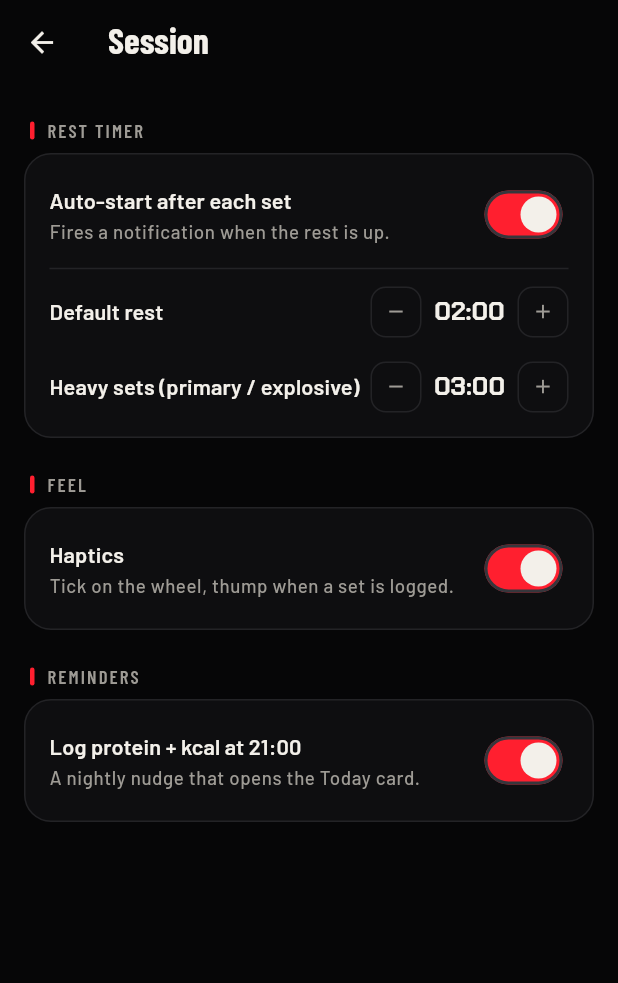
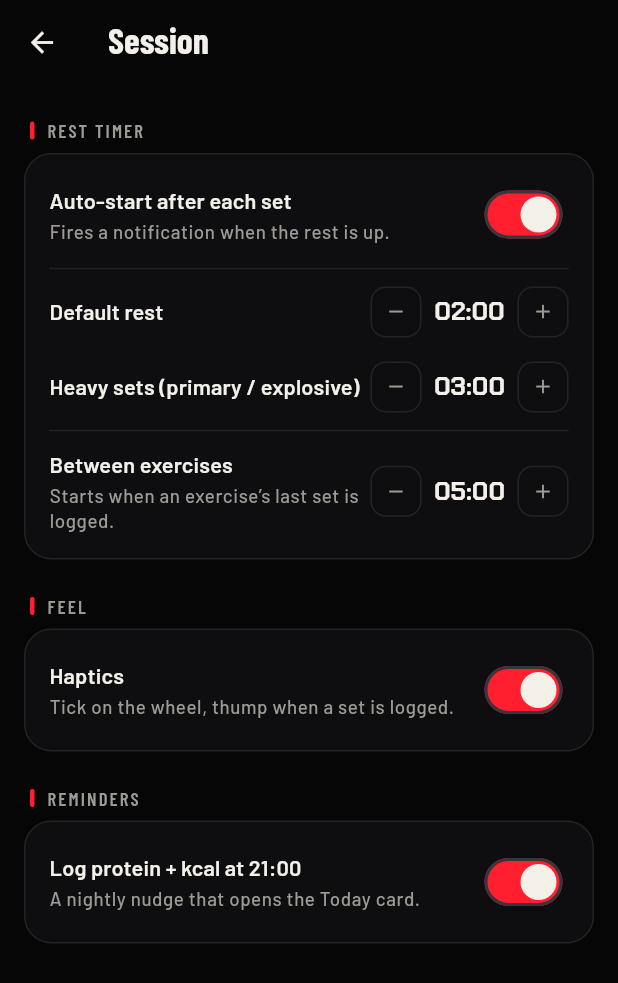
Before and after one commit to ImranJeferly/ironlog, a Flutter app: the screen it shows after launch, item 5 of the bottom bar chosen, after a tap on "Session", on a phone screen of 412 x 824 dp. Shown: the top 983 px of the screen. Run offline on Flutter 3.47's test engine with Material 3 defaults, Android fonts, the phone set to English and light mode, and no system bars; our stand-ins replace cloud_firestore, connectivity_plus, drift, drift_flutter, firebase_auth, firebase_core and 11 more; missing offline and left inert: health; accounts and stored records are empty; generated files the repository leaves out were written again; network calls fail; statements that could not run were skipped.

Commit message:
Rest between exercises (default 5 min)
- New setting rest_seconds_exercise (default 300, Settings › Session,
  30 s steps, 1–15 min)
- Logging an exercise's last set starts the between-exercise rest when
  another exercise remains; the bar and the notification name what's next
- Between-set rests unchanged

Co-Authored-By: Claude Fable 5.1 <noreply@anthropic.com>
Claude-Session: https://claude.ai/code/session_0128VVqX2LjZ82YCP7B53TQw

```diff
--- a/lib/app/providers.dart
+++ b/lib/app/providers.dart
@@ -94,6 +94,9 @@ class SettingsController extends Notifier<AppSettings> {
 
   Future<void> setRestSecondsPrimary(int seconds) =>
       _repo.setRestSecondsPrimary(seconds);
+
+  Future<void> setRestSecondsExercise(int seconds) =>
+      _repo.setRestSecondsExercise(seconds);
 
   Future<void> setHaptics(bool on) async {
     Haptics.enabled = on;
--- a/lib/core/notifications.dart
+++ b/lib/core/notifications.dart
@@ -166,8 +166,7 @@ abstract final class Notifications {
         await restFinished(exerciseName: exerciseName);
         return;
       }
-      final body =
-          exerciseName == null ? 'Next set — go.' : 'Next set: $exerciseName';
+      final body = _restBody(exerciseName);
       try {
         // Exact first: a rest timer that fires minutes late is useless.
         await _plugin.zonedSchedule(
@@ -197,13 +196,23 @@ abstract final class Notifications {
 
   /// Fires the alert immediately — used as the fallback when scheduling isn't
   /// available.
+  /// "Next set: X" between sets; the between-exercise rest passes
+  /// "Next: X" and reads "Next exercise: X".
+  static String _restBody(String? exerciseName) {
+    if (exerciseName == null) return 'Next set — go.';
+    if (exerciseName.startsWith('Next: ')) {
+      return 'Next exercise: ${exerciseName.substring(6)}';
+    }
+    return 'Next set: $exerciseName';
+  }
+
   static Future<void> restFinished({String? exerciseName}) async {
     if (!_ready) await init();
     try {
       await _plugin.show(
         id: _restNotificationId,
         title: 'Rest over',
-        body: exerciseName == null ? 'Next set — go.' : 'Next set: $exerciseName',
+        body: _restBody(exerciseName),
         notificationDetails: _restDetails,
       );
     } on Object catch (e) {
--- a/lib/data/repositories/settings_repository.dart
+++ b/lib/data/repositories/settings_repository.dart
@@ -8,6 +8,7 @@ class AppSettings {
     this.unit = WeightUnit.kg,
     this.restSeconds = 120,
     this.restSecondsPrimary = 180,
+    this.restSecondsExercise = 300,
     this.hapticsEnabled = true,
     this.restTimerEnabled = true,
     this.syncEnabled = true,
@@ -31,6 +32,10 @@ class AppSettings {
 
   /// Heavy primary compounds get a longer default rest.
   final int restSecondsPrimary;
+
+  /// Rest between exercises — started when an exercise's last set is logged
+  /// and there is another exercise still to do. Default 5 minutes.
+  final int restSecondsExercise;
   final bool hapticsEnabled;
   final bool restTimerEnabled;
   final bool syncEnabled;
@@ -68,6 +73,7 @@ class AppSettings {
     WeightUnit? unit,
     int? restSeconds,
     int? restSecondsPrimary,
+    int? restSecondsExercise,
     bool? hapticsEnabled,
     bool? restTimerEnabled,
     bool? syncEnabled,
@@ -87,6 +93,7 @@ class AppSettings {
       unit: unit ?? this.unit,
       restSeconds: restSeconds ?? this.restSeconds,
       restSecondsPrimary: restSecondsPrimary ?? this.restSecondsPrimary,
+      restSecondsExercise: restSecondsExercise ?? this.restSecondsExercise,
       hapticsEnabled: hapticsEnabled ?? this.hapticsEnabled,
       restTimerEnabled: restTimerEnabled ?? this.restTimerEnabled,
       syncEnabled: syncEnabled ?? this.syncEnabled,
@@ -110,6 +117,7 @@ abstract final class SettingKeys {
   static const unit = 'unit';
   static const restSeconds = 'rest_seconds';
   static const restSecondsPrimary = 'rest_seconds_primary';
+  static const restSecondsExercise = 'rest_seconds_exercise';
   static const haptics = 'haptics_enabled';
   static const restTimer = 'rest_timer_enabled';
   static const sync = 'sync_enabled';
@@ -148,6 +156,8 @@ class SettingsRepository {
       restSeconds: int.tryParse(map[SettingKeys.restSeconds] ?? '') ?? 120,
       restSecondsPrimary:
           int.tryParse(map[SettingKeys.restSecondsPrimary] ?? '') ?? 180,
+      restSecondsExercise:
+          int.tryParse(map[SettingKeys.restSecondsExercise] ?? '') ?? 300,
       hapticsEnabled: map[SettingKeys.haptics] != 'false',
       restTimerEnabled: map[SettingKeys.restTimer] != 'false',
       syncEnabled: map[SettingKeys.sync] != 'false',
@@ -229,6 +239,9 @@ class SettingsRepository {
   Future<void> setRestSecondsPrimary(int seconds) =>
       _db.setSetting(SettingKeys.restSecondsPrimary, '$seconds');
 
+  Future<void> setRestSecondsExercise(int seconds) =>
+      _db.setSetting(SettingKeys.restSecondsExercise, '$seconds');
+
   Future<void> setHaptics(bool on) =>
       _db.setSetting(SettingKeys.haptics, '$on');
 
--- a/lib/features/settings/pages/session_settings_page.dart
+++ b/lib/features/settings/pages/session_settings_page.dart
@@ -45,6 +45,16 @@ class SessionSettingsPage extends ConsumerWidget {
                 value: settings.restSecondsPrimary,
                 onChanged: controller.setRestSecondsPrimary,
               ),
+              const Divider(height: AppSpacing.lg),
+              SettingsStepperRow(
+                title: 'Between exercises',
+                subtitle: 'Starts when an exercise’s last set is logged.',
+                value: settings.restSecondsExercise,
+                step: 30,
+                min: 60,
+                max: 900,
+                onChanged: controller.setRestSecondsExercise,
+              ),
             ],
           ),
         ),
--- a/lib/features/settings/settings_widgets.dart
+++ b/lib/features/settings/settings_widgets.dart
@@ -112,29 +112,48 @@ class SettingsSwitchRow extends StatelessWidget {
   }
 }
 
-/// Seconds stepper (rest timer), ±15 s.
+/// Seconds stepper (rest timer).
 class SettingsStepperRow extends StatelessWidget {
   const SettingsStepperRow({
     super.key,
     required this.title,
     required this.value,
     required this.onChanged,
+    this.subtitle,
+    this.step = 15,
+    this.min = 30,
+    this.max = 600,
   });
 
   final String title;
+  final String? subtitle;
   final int value;
   final ValueChanged<int> onChanged;
+  final int step;
+  final int min;
+  final int max;
 
   @override
   Widget build(BuildContext context) {
     final theme = Theme.of(context);
     return Row(
       children: [
-        Expanded(child: Text(title, style: theme.textTheme.titleSmall)),
+        Expanded(
+          child: Column(
+            crossAxisAlignment: CrossAxisAlignment.start,
+            children: [
+              Text(title, style: theme.textTheme.titleSmall),
+              if (subtitle != null) ...[
+                const SizedBox(height: 2),
+                Text(subtitle!, style: theme.textTheme.bodySmall),
+              ],
+            ],
+          ),
+        ),
         IconPill(
           icon: Icons.remove,
           size: 34,
-          onTap: value <= 30 ? null : () => onChanged(value - 15),
+          onTap: value <= min ? null : () => onChanged(value - step),
         ),
         SizedBox(
           width: 64,
@@ -147,7 +166,7 @@ class SettingsStepperRow extends StatelessWidget {
         IconPill(
           icon: Icons.add,
           size: 34,
-          onTap: value >= 600 ? null : () => onChanged(value + 15),
+          onTap: value >= max ? null : () => onChanged(value + step),
         ),
       ],
     );
```
Also changed, not shown: lib/features/session/active_session_screen.dart (+33 -1 lines), 1 other file.
